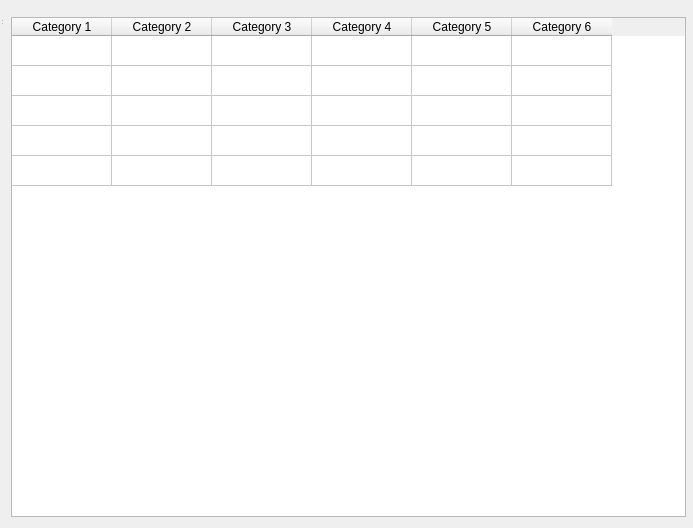
The window that JeopardyBoard.ui (mwstrfld/WheelOfJeopardy) describes before a commit, drawn with Qt 5.
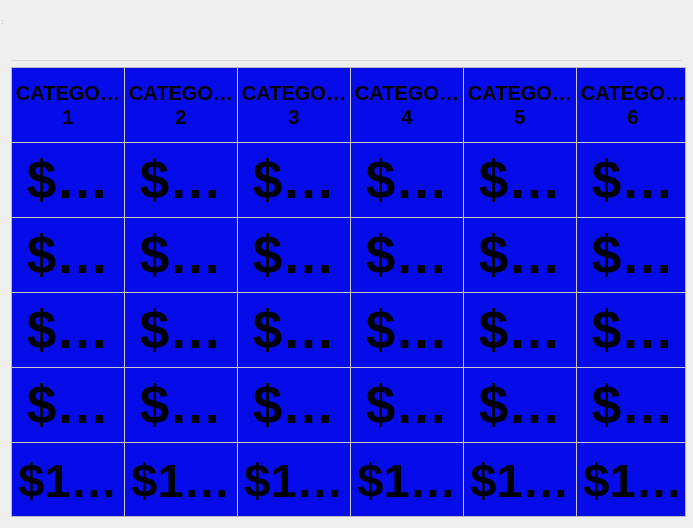
The same window after the commit.

Commit message: Jeopardy Board

The edit to the form file:
```diff
--- a/JeopardyBoard.ui
+++ b/JeopardyBoard.ui
@@ -31,18 +31,75 @@
    </item>
    <item row="1" column="0">
     <widget class="QTableWidget" name="jeopardyBoardTableWidget">
+     <property name="sizePolicy">
+      <sizepolicy hsizetype="Fixed" vsizetype="Fixed">
+       <horstretch>0</horstretch>
+       <verstretch>0</verstretch>
+      </sizepolicy>
+     </property>
      <property name="minimumSize">
       <size>
        <width>675</width>
        <height>450</height>
       </size>
      </property>
+     <property name="baseSize">
+      <size>
+       <width>0</width>
+       <height>0</height>
+      </size>
+     </property>
+     <property name="font">
+      <font>
+       <family>Arial</family>
+       <pointsize>40</pointsize>
+       <weight>75</weight>
+       <bold>true</bold>
+      </font>
+     </property>
+     <property name="autoFillBackground">
+      <bool>false</bool>
+     </property>
+     <property name="lineWidth">
+      <number>1</number>
+     </property>
+     <property name="midLineWidth">
+      <number>0</number>
+     </property>
+     <property name="verticalScrollBarPolicy">
+      <enum>Qt::ScrollBarAlwaysOff</enum>
+     </property>
+     <property name="horizontalScrollBarPolicy">
+      <enum>Qt::ScrollBarAlwaysOff</enum>
+     </property>
      <property name="rowCount">
-      <number>5</number>
+      <number>6</number>
      </property>
+     <attribute name="horizontalHeaderVisible">
+      <bool>false</bool>
+     </attribute>
+     <attribute name="horizontalHeaderCascadingSectionResizes">
+      <bool>true</bool>
+     </attribute>
+     <attribute name="horizontalHeaderDefaultSectionSize">
+      <number>113</number>
+     </attribute>
+     <attribute name="horizontalHeaderMinimumSectionSize">
+      <number>19</number>
+     </attribute>
+     <attribute name="horizontalHeaderStretchLastSection">
+      <bool>false</bool>
+     </attribute>
      <attribute name="verticalHeaderVisible">
       <bool>false</bool>
      </attribute>
+     <attribute name="verticalHeaderCascadingSectionResizes">
+      <bool>true</bool>
+     </attribute>
+     <attribute name="verticalHeaderDefaultSectionSize">
+      <number>75</number>
+     </attribute>
+     <row/>
      <row/>
      <row/>
      <row/>
@@ -52,32 +109,1352 @@
       <property name="text">
        <string>Category 1</string>
       </property>
+      <property name="background">
+       <color>
+        <red>0</red>
+        <green>0</green>
+        <blue>200</blue>
+       </color>
+      </property>
+      <property name="foreground">
+       <brush brushstyle="NoBrush">
+        <color alpha="255">
+         <red>255</red>
+         <green>255</green>
+         <blue>255</blue>
+        </color>
+       </brush>
+      </property>
      </column>
      <column>
       <property name="text">
        <string>Category 2</string>
       </property>
+      <property name="background">
+       <color>
+        <red>0</red>
+        <green>0</green>
+        <blue>200</blue>
+       </color>
+      </property>
+      <property name="foreground">
+       <brush brushstyle="NoBrush">
+        <color alpha="255">
+         <red>255</red>
+         <green>255</green>
+         <blue>0</blue>
+        </color>
+       </brush>
+      </property>
      </column>
      <column>
       <property name="text">
        <string>Category 3</string>
       </property>
+      <property name="background">
+       <color>
+        <red>0</red>
+        <green>0</green>
+        <blue>200</blue>
+       </color>
+      </property>
+      <property name="foreground">
+       <brush brushstyle="NoBrush">
+        <color alpha="255">
+         <red>255</red>
+         <green>255</green>
+         <blue>0</blue>
+        </color>
+       </brush>
+      </property>
      </column>
      <column>
       <property name="text">
        <string>Category 4</string>
       </property>
+      <property name="background">
+       <color>
+        <red>0</red>
+        <green>0</green>
+        <blue>200</blue>
+       </color>
+      </property>
+      <property name="foreground">
+       <brush brushstyle="NoBrush">
+        <color alpha="255">
+         <red>255</red>
+         <green>255</green>
+         <blue>0</blue>
+        </color>
+       </brush>
+      </property>
      </column>
      <column>
       <property name="text">
        <string>Category 5</string>
       </property>
+      <property name="background">
+       <color>
+        <red>0</red>
+        <green>0</green>
+        <blue>200</blue>
+       </color>
+      </property>
+      <property name="foreground">
+       <brush brushstyle="NoBrush">
+        <color alpha="255">
+         <red>255</red>
+         <green>255</green>
+         <blue>0</blue>
+        </color>
+       </brush>
+      </property>
      </column>
      <column>
       <property name="text">
        <string>Category 6</string>
       </property>
+      <property name="background">
+       <color>
+        <red>0</red>
+        <green>0</green>
+        <blue>200</blue>
+       </color>
+      </property>
+      <property name="foreground">
+       <brush brushstyle="NoBrush">
+        <color alpha="255">
+         <red>255</red>
+         <green>255</green>
+         <blue>0</blue>
+        </color>
+       </brush>
+      </property>
      </column>
+     <item row="0" column="0">
+      <property name="text">
+       <string>CATEGORY 1</string>
+      </property>
+      <property name="font">
+       <font>
+        <family>Arial</family>
+        <pointsize>15</pointsize>
+        <weight>75</weight>
+        <bold>true</bold>
+       </font>
+      </property>
+      <property name="textAlignment">
+       <set>AlignCenter</set>
+      </property>
+      <property name="background">
+       <brush brushstyle="SolidPattern">
+        <color alpha="255">
+         <red>6</red>
+         <green>12</green>
+         <blue>233</blue>
+        </color>
+       </brush>
+      </property>
+      <property name="foreground">
+       <brush brushstyle="NoBrush">
+        <color alpha="255">
+         <red>255</red>
+         <green>255</green>
+         <blue>255</blue>
+        </color>
+       </brush>
+      </property>
+     </item>
+     <item row="0" column="1">
+      <property name="text">
+       <string>CATEGORY 2</string>
+      </property>
+      <property name="font">
+       <font>
+        <family>Arial</family>
+        <pointsize>15</pointsize>
+        <weight>75</weight>
+        <bold>true</bold>
+       </font>
+      </property>
+      <property name="textAlignment">
+       <set>AlignCenter</set>
+      </property>
+      <property name="background">
+       <brush brushstyle="SolidPattern">
+        <color alpha="255">
+         <red>6</red>
+         <green>12</green>
+         <blue>233</blue>
+        </color>
+       </brush>
+      </property>
+      <property name="foreground">
+       <brush brushstyle="NoBrush">
+        <color alpha="255">
+         <red>255</red>
+         <green>255</green>
+         <blue>255</blue>
+        </color>
+       </brush>
+      </property>
+     </item>
+     <item row="0" column="2">
+      <property name="text">
+       <string>CATEGORY 3</string>
+      </property>
+      <property name="font">
+       <font>
+        <family>Arial</family>
+        <pointsize>15</pointsize>
+        <weight>75</weight>
+        <bold>true</bold>
+       </font>
+      </property>
+      <property name="textAlignment">
+       <set>AlignCenter</set>
+      </property>
+      <property name="background">
+       <brush brushstyle="SolidPattern">
+        <color alpha="255">
+         <red>6</red>
+         <green>12</green>
+         <blue>233</blue>
+        </color>
+       </brush>
+      </property>
+      <property name="foreground">
+       <brush brushstyle="NoBrush">
+        <color alpha="255">
+         <red>255</red>
+         <green>255</green>
+         <blue>255</blue>
+        </color>
+       </brush>
+      </property>
+     </item>
+     <item row="0" column="3">
+      <property name="text">
+       <string>CATEGORY 4</string>
+      </property>
+      <property name="font">
+       <font>
+        <family>Arial</family>
+        <pointsize>15</pointsize>
+        <weight>75</weight>
+        <bold>true</bold>
+       </font>
+      </property>
+      <property name="textAlignment">
+       <set>AlignCenter</set>
+      </property>
+      <property name="background">
+       <brush brushstyle="SolidPattern">
+        <color alpha="255">
+         <red>6</red>
+         <green>12</green>
+         <blue>233</blue>
+        </color>
+       </brush>
+      </property>
+      <property name="foreground">
+       <brush brushstyle="NoBrush">
+        <color alpha="255">
+         <red>255</red>
+         <green>255</green>
+         <blue>255</blue>
+        </color>
+       </brush>
+      </property>
+     </item>
+     <item row="0" column="4">
+      <property name="text">
+       <string>CATEGORY 5</string>
+      </property>
+      <property name="font">
+       <font>
+        <family>Arial</family>
+        <pointsize>15</pointsize>
+        <weight>75</weight>
+        <bold>true</bold>
+       </font>
+      </property>
+      <property name="textAlignment">
+       <set>AlignCenter</set>
+      </property>
+      <property name="background">
+       <brush brushstyle="SolidPattern">
+        <color alpha="255">
+         <red>6</red>
+         <green>12</green>
+         <blue>233</blue>
+        </color>
+       </brush>
+      </property>
+      <property name="foreground">
+       <brush brushstyle="NoBrush">
+        <color alpha="255">
+         <red>255</red>
+         <green>255</green>
+         <blue>255</blue>
+        </color>
+       </brush>
+      </property>
+     </item>
+     <item row="0" column="5">
+      <property name="text">
+       <string>CATEGORY 6</string>
+      </property>
+      <property name="font">
+       <font>
+        <family>Arial</family>
+        <pointsize>15</pointsize>
+        <weight>75</weight>
+        <bold>true</bold>
+       </font>
+      </property>
+      <property name="textAlignment">
+       <set>AlignCenter</set>
+      </property>
+      <property name="background">
+       <brush brushstyle="SolidPattern">
+        <color alpha="255">
+         <red>6</red>
+         <green>12</green>
+         <blue>233</blue>
+        </color>
+       </brush>
+      </property>
+      <property name="foreground">
+       <brush brushstyle="NoBrush">
+        <color alpha="255">
+         <red>255</red>
+         <green>255</green>
+         <blue>255</blue>
+        </color>
+       </brush>
+      </property>
+     </item>
+     <item row="1" column="0">
+      <property name="text">
+       <string>$200</string>
+      </property>
+      <property name="font">
+       <font>
+        <family>Arial</family>
+        <pointsize>40</pointsize>
+        <weight>75</weight>
+        <bold>true</bold>
+       </font>
+      </property>
+      <property name="textAlignment">
+       <set>AlignCenter</set>
+      </property>
+      <property name="background">
+       <brush brushstyle="SolidPattern">
+        <color alpha="255">
+         <red>6</red>
+         <green>12</green>
+         <blue>233</blue>
+        </color>
+       </brush>
+      </property>
+      <property name="foreground">
+       <brush brushstyle="NoBrush">
+        <color alpha="255">
+         <red>255</red>
+         <green>204</green>
+         <blue>0</blue>
+        </color>
+       </brush>
+      </property>
+     </item>
+     <item row="1" column="1">
+      <property name="text">
+       <string>$200</string>
+      </property>
+      <property name="font">
+       <font>
+        <family>Arial</family>
+        <pointsize>40</pointsize>
+        <weight>75</weight>
+        <bold>true</bold>
+       </font>
+      </property>
+      <property name="textAlignment">
+       <set>AlignCenter</set>
+      </property>
+      <property name="background">
+       <brush brushstyle="SolidPattern">
+        <color alpha="255">
+         <red>6</red>
+         <green>12</green>
+         <blue>233</blue>
+        </color>
+       </brush>
+      </property>
+      <property name="foreground">
+       <brush brushstyle="NoBrush">
+        <color alpha="255">
+         <red>255</red>
+         <green>204</green>
+         <blue>0</blue>
+        </color>
+       </brush>
+      </property>
+     </item>
+     <item row="1" column="2">
+      <property name="text">
+       <string>$200</string>
+      </property>
+      <property name="font">
+       <font>
+        <family>Arial</family>
+        <pointsize>40</pointsize>
+        <weight>75</weight>
+        <bold>true</bold>
+       </font>
+      </property>
+      <property name="textAlignment">
+       <set>AlignCenter</set>
+      </property>
+      <property name="background">
+       <brush brushstyle="SolidPattern">
+        <color alpha="255">
+         <red>6</red>
+         <green>12</green>
+         <blue>233</blue>
+        </color>
+       </brush>
+      </property>
+      <property name="foreground">
+       <brush brushstyle="NoBrush">
+        <color alpha="255">
+         <red>255</red>
+         <green>204</green>
+         <blue>0</blue>
+        </color>
+       </brush>
+      </property>
+     </item>
+     <item row="1" column="3">
+      <property name="text">
+       <string>$200</string>
+      </property>
+      <property name="font">
+       <font>
+        <family>Arial</family>
+        <pointsize>40</pointsize>
+        <weight>75</weight>
+        <bold>true</bold>
+       </font>
+      </property>
+      <property name="textAlignment">
+       <set>AlignCenter</set>
+      </property>
+      <property name="background">
+       <brush brushstyle="SolidPattern">
+        <color alpha="255">
+         <red>6</red>
+         <green>12</green>
+         <blue>233</blue>
+        </color>
+       </brush>
+      </property>
+      <property name="foreground">
+       <brush brushstyle="NoBrush">
+        <color alpha="255">
+         <red>255</red>
+         <green>204</green>
+         <blue>0</blue>
+        </color>
+       </brush>
+      </property>
+     </item>
+     <item row="1" column="4">
+      <property name="text">
+       <string>$200</string>
+      </property>
+      <property name="font">
+       <font>
+        <family>Arial</family>
+        <pointsize>40</pointsize>
+        <weight>75</weight>
+        <bold>true</bold>
+       </font>
+      </property>
+      <property name="textAlignment">
+       <set>AlignCenter</set>
+      </property>
+      <property name="background">
+       <brush brushstyle="SolidPattern">
+        <color alpha="255">
+         <red>6</red>
+         <green>12</green>
+         <blue>233</blue>
+        </color>
+       </brush>
+      </property>
+      <property name="foreground">
+       <brush brushstyle="NoBrush">
+        <color alpha="255">
+         <red>255</red>
+         <green>204</green>
+         <blue>0</blue>
+        </color>
+       </brush>
+      </property>
+     </item>
+     <item row="1" column="5">
+      <property name="text">
+       <string>$200</string>
+      </property>
+      <property name="font">
+       <font>
+        <family>Arial</family>
+        <pointsize>40</pointsize>
+        <weight>75</weight>
+        <bold>true</bold>
+       </font>
+      </property>
+      <property name="textAlignment">
+       <set>AlignCenter</set>
+      </property>
+      <property name="background">
+       <brush brushstyle="SolidPattern">
+        <color alpha="255">
+         <red>6</red>
+         <green>12</green>
+         <blue>233</blue>
+        </color>
+       </brush>
+      </property>
+      <property name="foreground">
+       <brush brushstyle="NoBrush">
+        <color alpha="255">
+         <red>255</red>
+         <green>204</green>
+         <blue>0</blue>
+        </color>
+       </brush>
+      </property>
+     </item>
+     <item row="2" column="0">
+      <property name="text">
+       <string>$400</string>
+      </property>
+      <property name="font">
+       <font>
+        <family>Arial</family>
+        <pointsize>40</pointsize>
+        <weight>75</weight>
+        <bold>true</bold>
+       </font>
+      </property>
+      <property name="textAlignment">
+       <set>AlignCenter</set>
+      </property>
+      <property name="background">
+       <brush brushstyle="SolidPattern">
+        <color alpha="255">
+         <red>6</red>
+         <green>12</green>
+         <blue>233</blue>
+        </color>
+       </brush>
+      </property>
+      <property name="foreground">
+       <brush brushstyle="NoBrush">
+        <color alpha="255">
+         <red>255</red>
+         <green>204</green>
+         <blue>0</blue>
+        </color>
+       </brush>
+      </property>
+     </item>
+     <item row="2" column="1">
+      <property name="text">
+       <string>$400</string>
+      </property>
+      <property name="font">
+       <font>
+        <family>Arial</family>
+        <pointsize>40</pointsize>
+        <weight>75</weight>
+        <bold>true</bold>
+       </font>
+      </property>
+      <property name="textAlignment">
+       <set>AlignCenter</set>
+      </property>
+      <property name="background">
+       <brush brushstyle="SolidPattern">
+        <color alpha="255">
+         <red>6</red>
+         <green>12</green>
+         <blue>233</blue>
+        </color>
+       </brush>
+      </property>
+      <property name="foreground">
+       <brush brushstyle="NoBrush">
+        <color alpha="255">
+         <red>255</red>
+         <green>204</green>
+         <blue>0</blue>
+        </color>
+       </brush>
+      </property>
+     </item>
+     <item row="2" column="2">
+      <property name="text">
+       <string>$400</string>
+      </property>
+      <property name="font">
+       <font>
+        <family>Arial</family>
+        <pointsize>40</pointsize>
+        <weight>75</weight>
+        <bold>true</bold>
+       </font>
+      </property>
+      <property name="textAlignment">
+       <set>AlignCenter</set>
+      </property>
+      <property name="background">
+       <brush brushstyle="SolidPattern">
+        <color alpha="255">
+         <red>6</red>
+         <green>12</green>
+         <blue>233</blue>
+        </color>
+       </brush>
+      </property>
+      <property name="foreground">
+       <brush brushstyle="NoBrush">
+        <color alpha="255">
+         <red>255</red>
+         <green>204</green>
+         <blue>0</blue>
+        </color>
+       </brush>
+      </property>
+     </item>
+     <item row="2" column="3">
+      <property name="text">
+       <string>$400</string>
+      </property>
+      <property name="font">
+       <font>
+        <family>Arial</family>
+        <pointsize>40</pointsize>
+        <weight>75</weight>
+        <bold>true</bold>
+       </font>
+      </property>
+      <property name="textAlignment">
+       <set>AlignCenter</set>
+      </property>
+      <property name="background">
+       <brush brushstyle="SolidPattern">
+        <color alpha="255">
+         <red>6</red>
+         <green>12</green>
+         <blue>233</blue>
+        </color>
+       </brush>
+      </property>
+      <property name="foreground">
+       <brush brushstyle="NoBrush">
+        <color alpha="255">
+         <red>255</red>
+         <green>204</green>
+         <blue>0</blue>
+        </color>
+       </brush>
+      </property>
+     </item>
+     <item row="2" column="4">
+      <property name="text">
+       <string>$400</string>
+      </property>
+      <property name="font">
+       <font>
+        <family>Arial</family>
+        <pointsize>40</pointsize>
+        <weight>75</weight>
+        <bold>true</bold>
+       </font>
+      </property>
+      <property name="textAlignment">
+       <set>AlignCenter</set>
+      </property>
+      <property name="background">
+       <brush brushstyle="SolidPattern">
+        <color alpha="255">
+         <red>6</red>
+         <green>12</green>
+         <blue>233</blue>
+        </color>
+       </brush>
+      </property>
+      <property name="foreground">
+       <brush brushstyle="NoBrush">
+        <color alpha="255">
+         <red>255</red>
+         <green>204</green>
+         <blue>0</blue>
+        </color>
+       </brush>
+      </property>
+     </item>
+     <item row="2" column="5">
+      <property name="text">
+       <string>$400</string>
+      </property>
+      <property name="font">
+       <font>
+        <family>Arial</family>
+        <pointsize>40</pointsize>
+        <weight>75</weight>
+        <bold>true</bold>
+       </font>
+      </property>
+      <property name="textAlignment">
+       <set>AlignCenter</set>
+      </property>
+      <property name="background">
+       <brush brushstyle="SolidPattern">
+        <color alpha="255">
+         <red>6</red>
+         <green>12</green>
+         <blue>233</blue>
+        </color>
+       </brush>
+      </property>
+      <property name="foreground">
+       <brush brushstyle="NoBrush">
+        <color alpha="255">
+         <red>255</red>
+         <green>204</green>
+         <blue>0</blue>
+        </color>
+       </brush>
+      </property>
+     </item>
+     <item row="3" column="0">
+      <property name="text">
+       <string>$600</string>
+      </property>
+      <property name="font">
+       <font>
+        <family>Arial</family>
+        <pointsize>40</pointsize>
+        <weight>75</weight>
+        <bold>true</bold>
+       </font>
+      </property>
+      <property name="textAlignment">
+       <set>AlignCenter</set>
+      </property>
+      <property name="background">
+       <brush brushstyle="SolidPattern">
+        <color alpha="255">
+         <red>6</red>
+         <green>12</green>
+         <blue>233</blue>
+        </color>
+       </brush>
+      </property>
+      <property name="foreground">
+       <brush brushstyle="NoBrush">
+        <color alpha="255">
+         <red>255</red>
+         <green>204</green>
+         <blue>0</blue>
+        </color>
+       </brush>
+      </property>
+     </item>
+     <item row="3" column="1">
+      <property name="text">
+       <string>$600</string>
+      </property>
+      <property name="font">
+       <font>
+        <family>Arial</family>
+        <pointsize>40</pointsize>
+        <weight>75</weight>
+        <bold>true</bold>
+       </font>
+      </property>
+      <property name="textAlignment">
+       <set>AlignCenter</set>
+      </property>
+      <property name="background">
+       <brush brushstyle="SolidPattern">
+        <color alpha="255">
+         <red>6</red>
+         <green>12</green>
+         <blue>233</blue>
+        </color>
+       </brush>
+      </property>
+      <property name="foreground">
+       <brush brushstyle="NoBrush">
+        <color alpha="255">
+         <red>255</red>
+         <green>204</green>
+         <blue>0</blue>
+        </color>
+       </brush>
+      </property>
+     </item>
+     <item row="3" column="2">
+      <property name="text">
+       <string>$600</string>
+      </property>
+      <property name="font">
+       <font>
+        <family>Arial</family>
+        <pointsize>40</pointsize>
+        <weight>75</weight>
+        <bold>true</bold>
+       </font>
+      </property>
+      <property name="textAlignment">
+       <set>AlignCenter</set>
+      </property>
+      <property name="background">
+       <brush brushstyle="SolidPattern">
+        <color alpha="255">
+         <red>6</red>
+         <green>12</green>
+         <blue>233</blue>
+        </color>
+       </brush>
+      </property>
+      <property name="foreground">
+       <brush brushstyle="NoBrush">
+        <color alpha="255">
+         <red>255</red>
+         <green>204</green>
+         <blue>0</blue>
+        </color>
+       </brush>
+      </property>
+     </item>
+     <item row="3" column="3">
+      <property name="text">
+       <string>$600</string>
+      </property>
+      <property name="font">
+       <font>
+        <family>Arial</family>
+        <pointsize>40</pointsize>
+        <weight>75</weight>
+        <bold>true</bold>
+       </font>
+      </property>
+      <property name="textAlignment">
+       <set>AlignCenter</set>
+      </property>
+      <property name="background">
+       <brush brushstyle="SolidPattern">
+        <color alpha="255">
+         <red>6</red>
+         <green>12</green>
+         <blue>233</blue>
+        </color>
+       </brush>
+      </property>
+      <property name="foreground">
+       <brush brushstyle="NoBrush">
+        <color alpha="255">
+         <red>255</red>
+         <green>204</green>
+         <blue>0</blue>
+        </color>
+       </brush>
+      </property>
+     </item>
+     <item row="3" column="4">
+      <property name="text">
+       <string>$600</string>
+      </property>
+      <property name="font">
+       <font>
+        <family>Arial</family>
+        <pointsize>40</pointsize>
+        <weight>75</weight>
+        <bold>true</bold>
+       </font>
+      </property>
+      <property name="textAlignment">
+       <set>AlignCenter</set>
+      </property>
+      <property name="background">
+       <brush brushstyle="SolidPattern">
+        <color alpha="255">
+         <red>6</red>
+         <green>12</green>
+         <blue>233</blue>
+        </color>
+       </brush>
+      </property>
+      <property name="foreground">
+       <brush brushstyle="NoBrush">
+        <color alpha="255">
+         <red>255</red>
+         <green>204</green>
+         <blue>0</blue>
+        </color>
+       </brush>
+      </property>
+     </item>
+     <item row="3" column="5">
+      <property name="text">
+       <string>$600</string>
+      </property>
+      <property name="font">
+       <font>
+        <family>Arial</family>
+        <pointsize>40</pointsize>
+        <weight>75</weight>
+        <bold>true</bold>
+       </font>
+      </property>
+      <property name="textAlignment">
+       <set>AlignCenter</set>
+      </property>
+      <property name="background">
+       <brush brushstyle="SolidPattern">
+        <color alpha="255">
+         <red>6</red>
+         <green>12</green>
+         <blue>233</blue>
+        </color>
+       </brush>
+      </property>
+      <property name="foreground">
+       <brush brushstyle="NoBrush">
+        <color alpha="255">
+         <red>255</red>
+         <green>204</green>
+         <blue>0</blue>
+        </color>
+       </brush>
+      </property>
+     </item>
+     <item row="4" column="0">
+      <property name="text">
+       <string>$800</string>
+      </property>
+      <property name="font">
+       <font>
+        <family>Arial</family>
+        <pointsize>40</pointsize>
+        <weight>75</weight>
+        <bold>true</bold>
+       </font>
+      </property>
+      <property name="textAlignment">
+       <set>AlignCenter</set>
+      </property>
+      <property name="background">
+       <brush brushstyle="SolidPattern">
+        <color alpha="255">
+         <red>6</red>
+         <green>12</green>
+         <blue>233</blue>
+        </color>
+       </brush>
+      </property>
+      <property name="foreground">
+       <brush brushstyle="NoBrush">
+        <color alpha="255">
+         <red>255</red>
+         <green>204</green>
+         <blue>0</blue>
+        </color>
+       </brush>
+      </property>
+     </item>
+     <item row="4" column="1">
+      <property name="text">
+       <string>$800</string>
+      </property>
+      <property name="font">
+       <font>
+        <family>Arial</family>
+        <pointsize>40</pointsize>
+        <weight>75</weight>
+        <bold>true</bold>
+       </font>
+      </property>
+      <property name="textAlignment">
+       <set>AlignCenter</set>
+      </property>
+      <property name="background">
+       <brush brushstyle="SolidPattern">
+        <color alpha="255">
+         <red>6</red>
+         <green>12</green>
+         <blue>233</blue>
+        </color>
+       </brush>
+      </property>
+      <property name="foreground">
+       <brush brushstyle="NoBrush">
+        <color alpha="255">
+         <red>255</red>
+         <green>204</green>
+         <blue>0</blue>
+        </color>
+       </brush>
+      </property>
+     </item>
+     <item row="4" column="2">
+      <property name="text">
+       <string>$800</string>
+      </property>
+      <property name="font">
+       <font>
+        <family>Arial</family>
+        <pointsize>40</pointsize>
+        <weight>75</weight>
+        <bold>true</bold>
+       </font>
+      </property>
+      <property name="textAlignment">
+       <set>AlignCenter</set>
+      </property>
+      <property name="background">
+       <brush brushstyle="SolidPattern">
+        <color alpha="255">
+         <red>6</red>
+         <green>12</green>
+         <blue>233</blue>
+        </color>
+       </brush>
+      </property>
+      <property name="foreground">
+       <brush brushstyle="NoBrush">
+        <color alpha="255">
+         <red>255</red>
+         <green>204</green>
+         <blue>0</blue>
+        </color>
+       </brush>
+      </property>
+     </item>
+     <item row="4" column="3">
+      <property name="text">
+       <string>$800</string>
+      </property>
+      <property name="font">
+       <font>
+        <family>Arial</family>
+        <pointsize>40</pointsize>
+        <weight>75</weight>
+        <bold>true</bold>
+       </font>
+      </property>
+      <property name="textAlignment">
+       <set>AlignCenter</set>
+      </property>
+      <property name="background">
+       <brush brushstyle="SolidPattern">
+        <color alpha="255">
+         <red>6</red>
+         <green>12</green>
+         <blue>233</blue>
+        </color>
+       </brush>
+      </property>
+      <property name="foreground">
+       <brush brushstyle="NoBrush">
+        <color alpha="255">
+         <red>255</red>
+         <green>204</green>
+         <blue>0</blue>
+        </color>
+       </brush>
+      </property>
+     </item>
+     <item row="4" column="4">
+      <property name="text">
+       <string>$800</string>
+      </property>
+      <property name="font">
+       <font>
+        <family>Arial</family>
+        <pointsize>40</pointsize>
+        <weight>75</weight>
+        <bold>true</bold>
+       </font>
+      </property>
+      <property name="textAlignment">
+       <set>AlignCenter</set>
+      </property>
+      <property name="background">
+       <brush brushstyle="SolidPattern">
+        <color alpha="255">
+         <red>6</red>
+         <green>12</green>
+         <blue>233</blue>
+        </color>
+       </brush>
+      </property>
+      <property name="foreground">
+       <brush brushstyle="NoBrush">
+        <color alpha="255">
+         <red>255</red>
+         <green>204</green>
+         <blue>0</blue>
+        </color>
+       </brush>
+      </property>
+     </item>
+     <item row="4" column="5">
+      <property name="text">
+       <string>$800</string>
+      </property>
+      <property name="font">
+       <font>
+        <family>Arial</family>
+        <pointsize>40</pointsize>
+        <weight>75</weight>
+        <bold>true</bold>
+       </font>
+      </property>
+      <property name="textAlignment">
+       <set>AlignCenter</set>
+      </property>
+      <property name="background">
+       <brush brushstyle="SolidPattern">
+        <color alpha="255">
+         <red>6</red>
+         <green>12</green>
+         <blue>233</blue>
+        </color>
+       </brush>
+      </property>
+      <property name="foreground">
+       <brush brushstyle="NoBrush">
+        <color alpha="255">
+         <red>255</red>
+         <green>204</green>
+         <blue>0</blue>
+        </color>
+       </brush>
+      </property>
+     </item>
+     <item row="5" column="0">
+      <property name="text">
+       <string>$1000</string>
+      </property>
+      <property name="font">
+       <font>
+        <family>Arial</family>
+        <pointsize>35</pointsize>
+        <weight>75</weight>
+        <bold>true</bold>
+       </font>
+      </property>
+      <property name="textAlignment">
+       <set>AlignCenter</set>
+      </property>
+      <property name="background">
+       <brush brushstyle="SolidPattern">
+        <color alpha="255">
+         <red>6</red>
+         <green>12</green>
+         <blue>233</blue>
+        </color>
+       </brush>
+      </property>
+      <property name="foreground">
+       <brush brushstyle="NoBrush">
+        <color alpha="255">
+         <red>255</red>
+         <green>204</green>
+         <blue>0</blue>
+        </color>
+       </brush>
+      </property>
+     </item>
+     <item row="5" column="1">
+      <property name="text">
+       <string>$1000</string>
+      </property>
+      <property name="font">
+       <font>
+        <family>Arial</family>
+        <pointsize>35</pointsize>
+        <weight>75</weight>
+        <bold>true</bold>
+       </font>
+      </property>
+      <property name="textAlignment">
+       <set>AlignCenter</set>
+      </property>
+      <property name="background">
+       <brush brushstyle="SolidPattern">
+        <color alpha="255">
+         <red>6</red>
+         <green>12</green>
+         <blue>233</blue>
+        </color>
+       </brush>
+      </property>
+      <property name="foreground">
+       <brush brushstyle="NoBrush">
+        <color alpha="255">
+         <red>255</red>
+         <green>204</green>
+         <blue>0</blue>
+        </color>
+       </brush>
+      </property>
+     </item>
+     <item row="5" column="2">
+      <property name="text">
+       <string>$1000</string>
+      </property>
+      <property name="font">
+       <font>
+        <family>Arial</family>
+        <pointsize>35</pointsize>
+        <weight>75</weight>
+        <bold>true</bold>
+       </font>
+      </property>
+      <property name="textAlignment">
+       <set>AlignCenter</set>
+      </property>
+      <property name="background">
+       <brush brushstyle="SolidPattern">
+        <color alpha="255">
+         <red>6</red>
+         <green>12</green>
+         <blue>233</blue>
+        </color>
+       </brush>
+      </property>
+      <property name="foreground">
+       <brush brushstyle="NoBrush">
+        <color alpha="255">
+         <red>255</red>
+         <green>204</green>
+         <blue>0</blue>
+        </color>
+       </brush>
+      </property>
+     </item>
+     <item row="5" column="3">
+      <property name="text">
+       <string>$1000</string>
+      </property>
+      <property name="font">
+       <font>
+        <family>Arial</family>
+        <pointsize>35</pointsize>
+        <weight>75</weight>
+        <bold>true</bold>
+       </font>
+      </property>
+      <property name="textAlignment">
+       <set>AlignCenter</set>
+      </property>
+      <property name="background">
+       <brush brushstyle="SolidPattern">
+        <color alpha="255">
+         <red>6</red>
+         <green>12</green>
+         <blue>233</blue>
+        </color>
+       </brush>
+      </property>
+      <property name="foreground">
+       <brush brushstyle="NoBrush">
+        <color alpha="255">
+         <red>255</red>
+         <green>204</green>
+         <blue>0</blue>
+        </color>
+       </brush>
+      </property>
+     </item>
+     <item row="5" column="4">
+      <property name="text">
+       <string>$1000</string>
+      </property>
+      <property name="font">
+       <font>
+        <family>Arial</family>
+        <pointsize>35</pointsize>
+        <weight>75</weight>
+        <bold>true</bold>
+       </font>
+      </property>
+      <property name="textAlignment">
+       <set>AlignCenter</set>
+      </property>
+      <property name="background">
+       <brush brushstyle="SolidPattern">
+        <color alpha="255">
+         <red>6</red>
+         <green>12</green>
+         <blue>233</blue>
+        </color>
+       </brush>
+      </property>
+      <property name="foreground">
+       <brush brushstyle="NoBrush">
+        <color alpha="255">
+         <red>255</red>
+         <green>204</green>
+         <blue>0</blue>
+        </color>
+       </brush>
+      </property>
+     </item>
+     <item row="5" column="5">
+      <property name="text">
+       <string>$1000</string>
+      </property>
+      <property name="font">
+       <font>
+        <family>Arial</family>
+        <pointsize>35</pointsize>
+        <weight>75</weight>
+        <bold>true</bold>
+       </font>
+      </property>
+      <property name="textAlignment">
+       <set>AlignCenter</set>
+      </property>
+      <property name="background">
+       <brush brushstyle="SolidPattern">
+        <color alpha="255">
+         <red>6</red>
+         <green>12</green>
+         <blue>233</blue>
+        </color>
+       </brush>
+      </property>
+      <property name="foreground">
+       <brush brushstyle="NoBrush">
+        <color alpha="255">
+         <red>255</red>
+         <green>204</green>
+         <blue>0</blue>
+        </color>
+       </brush>
+      </property>
+     </item>
     </widget>
    </item>
   </layout>
```
